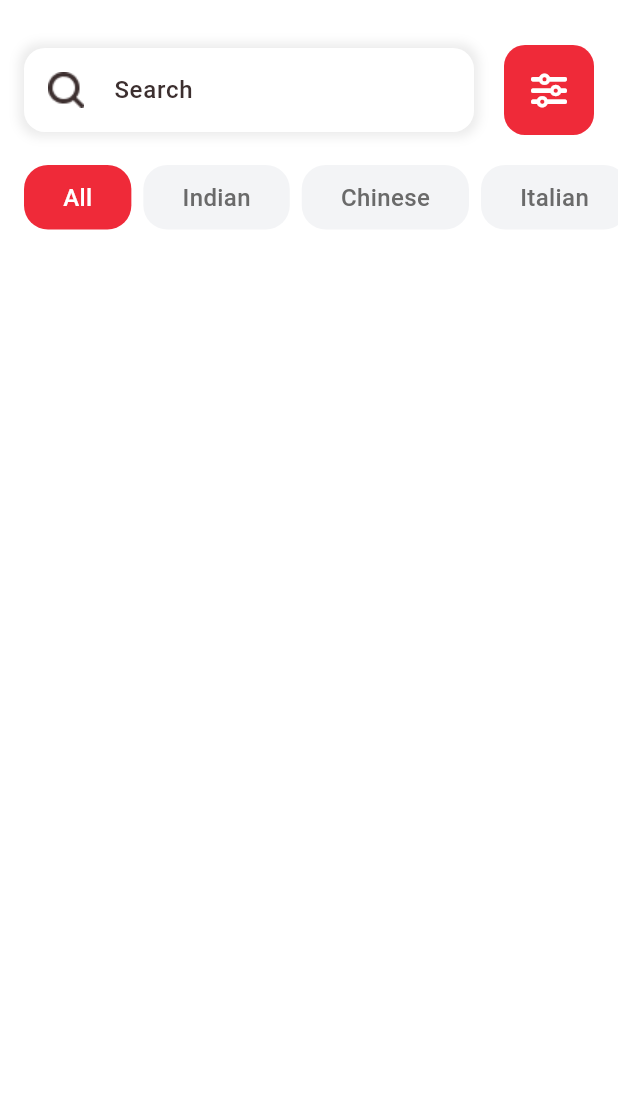
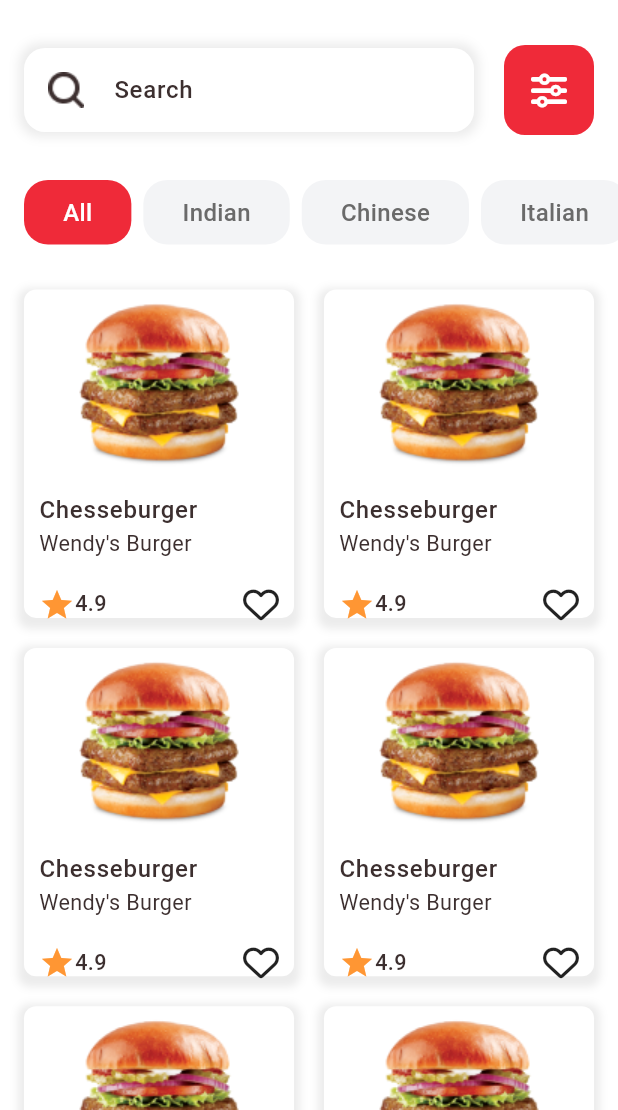
Before and after one commit to ElDaly15/Foodgo, a Flutter app: the screen it shows after launch, on a phone screen of 412 x 824 dp, the part 126-1236 px from its top. Run offline on Flutter 3.47's test engine with Material 3 defaults, Android fonts, the phone set to English and light mode, and no system bars; our stand-ins replace device_preview, font_awesome_flutter.

Commit message:
Refactor HomeViewBody Widget and Add ProductItem and CustomSliverGridView Components
- Increased the height of the SizedBox widget from 20 to 30.
- Added imports for `font_awesome_flutter`, `foodgo/core/utils/images`, and `foodgo/core/utils/styles`.
- Introduced a new `ProductItem` widget to display product details with an image, title, subtitle, rating, and a heart icon.
- Created a `CustomSliverGridView` widget to display a grid of `ProductItem` widgets with a fixed cross-axis count and spacing.
- Integrated the `CustomSliverGridView` into the `HomeViewBody` widget, replacing the previous placeholder.

```diff
--- a/lib/featuers/home/presentation/views/widgets/home_view_body.dart
+++ b/lib/featuers/home/presentation/views/widgets/home_view_body.dart
@@ -1,4 +1,7 @@
 import 'package:flutter/material.dart';
+import 'package:font_awesome_flutter/font_awesome_flutter.dart';
+import 'package:foodgo/core/utils/images.dart';
+import 'package:foodgo/core/utils/styles.dart';
 import 'package:foodgo/featuers/home/presentation/views/widgets/custom_category_list_view.dart';
 import 'package:foodgo/featuers/home/presentation/views/widgets/custom_home_app_bar.dart';
 import 'package:foodgo/featuers/home/presentation/views/widgets/custom_search_bar.dart';
@@ -34,11 +37,101 @@ class HomeViewBody extends StatelessWidget {
         ),
         SliverToBoxAdapter(
           child: SizedBox(
-            height: 20,
+            height: 30,
           ),
         ),
         SliverToBoxAdapter(child: CustomCategoryListView()),
+        SliverToBoxAdapter(
+          child: SizedBox(
+            height: 30,
+          ),
+        ),
+        SliverPadding(
+            padding: EdgeInsets.symmetric(horizontal: 16),
+            sliver: CustomSliverGridView()),
       ],
     );
   }
 }
+
+class ProductItem extends StatelessWidget {
+  const ProductItem({super.key});
+
+  @override
+  Widget build(BuildContext context) {
+    return Container(
+      decoration: BoxDecoration(
+        color: Colors.white,
+        borderRadius: BorderRadius.circular(8),
+        boxShadow: [
+          BoxShadow(
+            color: Colors.grey.withOpacity(0.2),
+            blurRadius: 4,
+            spreadRadius: 4,
+            offset: const Offset(0, 3),
+          ),
+        ],
+      ),
+      child: Column(
+        children: [
+          Image.asset(
+            Assets.imagesBurger5,
+          ),
+          Padding(
+            padding: const EdgeInsets.symmetric(horizontal: 10),
+            child: ListTile(
+              contentPadding: EdgeInsets.zero,
+              title: Text(
+                'Chesseburger',
+                style: TextStyles.font20Medium(context).copyWith(
+                  color: const Color(0xff3C2F2F),
+                ),
+              ),
+              subtitle: Text(
+                'Wendy\'s Burger',
+                style: TextStyles.font18Regular(context).copyWith(
+                  color: const Color(0xff3C2F2F),
+                ),
+              ),
+            ),
+          ),
+          Padding(
+            padding: const EdgeInsets.symmetric(horizontal: 10, vertical: 4),
+            child: Row(
+              children: [
+                const Icon(
+                  Icons.star,
+                  color: Color(0xffFF9633),
+                ),
+                Text(
+                  '4.9',
+                  style: TextStyles.font18Medium(context)
+                      .copyWith(color: const Color(0xff3C2F2F)),
+                ),
+                const Spacer(),
+                const Icon(FontAwesomeIcons.heart),
+              ],
+            ),
+          ),
+        ],
+      ),
+    );
+  }
+}
+
+class CustomSliverGridView extends StatelessWidget {
+  const CustomSliverGridView({super.key});
+
+  @override
+  Widget build(BuildContext context) {
+    return SliverGrid.builder(
+        gridDelegate: SliverGridDelegateWithFixedCrossAxisCount(
+            crossAxisCount: 2,
+            childAspectRatio: 185 / 225,
+            crossAxisSpacing: 20,
+            mainAxisSpacing: 20),
+        itemBuilder: (context, index) {
+          return const ProductItem();
+        });
+  }
+}
```
